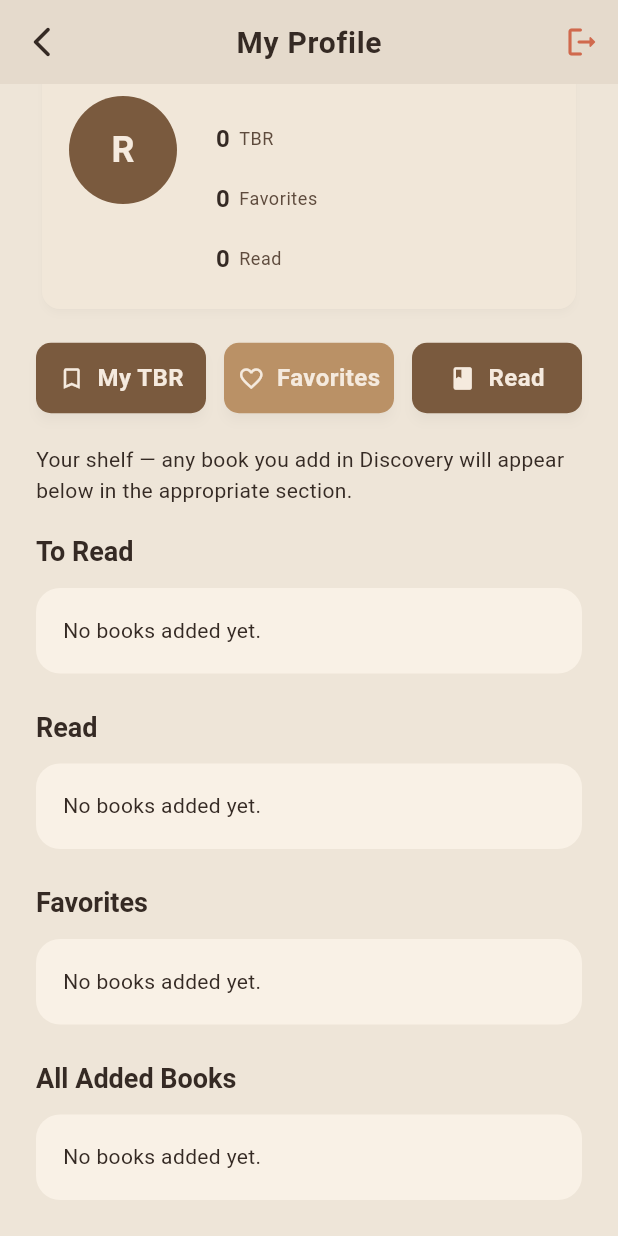
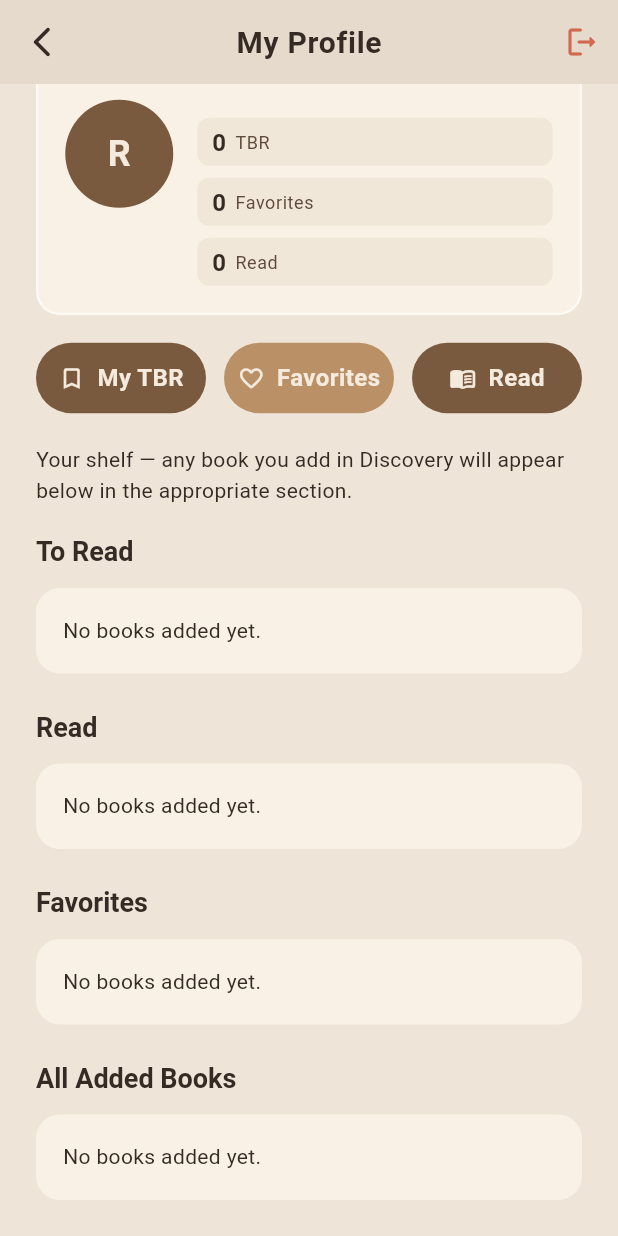
Before and after one commit to KhadijaBilal2004/inked-litvibe, a Flutter app: the ProfileScreen screen opened by its route, after a tap on "My TBR", on a phone screen of 412 x 824 dp. Run offline on Flutter 3.47's test engine with Material 3 defaults, Android fonts, the phone set to English and light mode, and no system bars; our stand-ins replace cached_network_image, dio, flutter_animate, flutter_card_swiper, hive_flutter, sqflite and 1 more; accounts and stored records are empty.

Commit message:
UI refactor: app-wide styling updates for Welcome, Auth, Book Discovery, Profile, and Reader screens to match flat earthy aesthetic

```diff
--- a/lib/main.dart
+++ b/lib/main.dart
@@ -26,9 +26,7 @@
 
   @override
   Widget build(BuildContext context) {
-    final initialRoute = LocalStorageService.instance.currentUser != null
-        ? '/mood-selection'
-        : '/welcome';
+    final initialRoute = '/splash';
 
     return MaterialApp(
       title: AppConstants.appName,
--- a/lib/screens/profile_screen.dart
+++ b/lib/screens/profile_screen.dart
@@ -91,6 +91,7 @@
           SizedBox(
             height: 220,
             child: ListView.separated(
+              physics: const BouncingScrollPhysics(),
               scrollDirection: Axis.horizontal,
               itemCount: books.length,
               separatorBuilder: (_, __) => const SizedBox(width: 14),
@@ -235,8 +236,12 @@
                   crossAxisAlignment: CrossAxisAlignment.start,
                   children: [
                     // Profile header — paperback card style
-                    Card(
-                      color: AppColors.bgCardLight,
+                    Container(
+                      decoration: BoxDecoration(
+                        color: AppColors.bgCard,
+                        borderRadius: BorderRadius.circular(16),
+                        border: Border.all(color: Colors.white.withValues(alpha: 0.6), width: 1.5),
+                      ),
                       child: Padding(
                         padding: const EdgeInsets.all(18),
                         child: Row(
@@ -300,20 +305,24 @@
                         Expanded(
                           child: ElevatedButton.icon(
                             onPressed: () => _scrollTo(_toReadKey),
-                            icon: const Icon(Icons.bookmark_border),
-                            label: const Text('My TBR'),
+                            icon: const Icon(Icons.bookmark_border_rounded),
+                            label: const Text('My TBR', style: TextStyle(fontWeight: FontWeight.bold)),
                             style: ElevatedButton.styleFrom(
-                                padding:
-                                    const EdgeInsets.symmetric(vertical: 14)),
+                              elevation: 0,
+                              shape: const StadiumBorder(),
+                              padding: const EdgeInsets.symmetric(vertical: 14),
+                            ),
                           ),
                         ),
                         const SizedBox(width: 12),
                         Expanded(
                           child: ElevatedButton.icon(
                             onPressed: () => _scrollTo(_favKey),
-                            icon: const Icon(Icons.favorite_border),
-                            label: const Text('Favorites'),
+                            icon: const Icon(Icons.favorite_border_rounded),
+                            label: const Text('Favorites', style: TextStyle(fontWeight: FontWeight.bold)),
                             style: ElevatedButton.styleFrom(
+                              elevation: 0,
+                              shape: const StadiumBorder(),
                               backgroundColor: AppColors.accentGold,
                               foregroundColor: AppColors.primaryLight,
                               padding: const EdgeInsets.symmetric(vertical: 14),
@@ -324,9 +333,11 @@
                         Expanded(
                           child: ElevatedButton.icon(
                             onPressed: () => _scrollTo(_readKey),
-                            icon: const Icon(Icons.book),
-                            label: const Text('Read'),
+                            icon: const Icon(Icons.menu_book_rounded),
+                            label: const Text('Read', style: TextStyle(fontWeight: FontWeight.bold)),
                             style: ElevatedButton.styleFrom(
+                              elevation: 0,
+                              shape: const StadiumBorder(),
                               backgroundColor: AppColors.primaryAccent,
                               foregroundColor: AppColors.primaryLight,
                               padding: const EdgeInsets.symmetric(vertical: 14),
```
Also changed, not shown: lib/screens/auth_screen.dart (+34 -9 lines), lib/screens/book_discovery_screen.dart (+11 -12 lines), lib/screens/reader_screen.dart (+15 -4 lines), lib/screens/splash_screen.dart (+6 -1 lines), lib/screens/welcome_screen.dart (+15 -5 lines), 1 other file.
